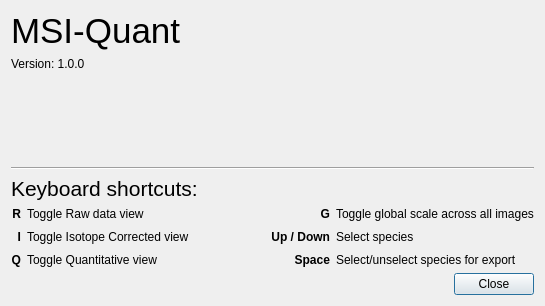
Before: the Qt Designer form resources/views/MsiAboutDialog.ui in swinnenteam/LipidQMap, drawn with Qt 5.
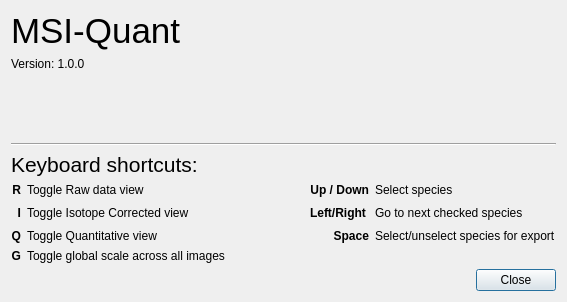
After: the same form once the commit is applied.

```diff
--- a/resources/views/MsiAboutDialog.ui
+++ b/resources/views/MsiAboutDialog.ui
@@ -6,8 +6,8 @@
    <rect>
     <x>0</x>
     <y>0</y>
-    <width>545</width>
-    <height>306</height>
+    <width>567</width>
+    <height>302</height>
    </rect>
   </property>
   <property name="windowTitle">
@@ -72,6 +72,50 @@
    </item>
    <item>
     <layout class="QGridLayout" name="gridLayout_3">
+     <item row="3" column="4">
+      <widget class="QLabel" name="label_15">
+       <property name="text">
+        <string>Select/unselect species for export</string>
+       </property>
+      </widget>
+     </item>
+     <item row="4" column="0">
+      <widget class="QLabel" name="label_7">
+       <property name="font">
+        <font>
+         <bold>true</bold>
+        </font>
+       </property>
+       <property name="text">
+        <string>G</string>
+       </property>
+       <property name="alignment">
+        <set>Qt::AlignRight|Qt::AlignTrailing|Qt::AlignVCenter</set>
+       </property>
+      </widget>
+     </item>
+     <item row="1" column="3">
+      <widget class="QLabel" name="label_8">
+       <property name="font">
+        <font>
+         <bold>true</bold>
+        </font>
+       </property>
+       <property name="text">
+        <string>Up / Down</string>
+       </property>
+       <property name="alignment">
+        <set>Qt::AlignRight|Qt::AlignTrailing|Qt::AlignVCenter</set>
+       </property>
+      </widget>
+     </item>
+     <item row="1" column="4">
+      <widget class="QLabel" name="label_14">
+       <property name="text">
+        <string>Select species</string>
+       </property>
+      </widget>
+     </item>
      <item row="3" column="1">
       <widget class="QLabel" name="label_12">
        <property name="text">
@@ -123,6 +167,33 @@
        </property>
       </widget>
      </item>
+     <item row="3" column="3">
+      <widget class="QLabel" name="label_9">
+       <property name="font">
+        <font>
+         <bold>true</bold>
+        </font>
+       </property>
+       <property name="text">
+        <string>Space</string>
+       </property>
+       <property name="alignment">
+        <set>Qt::AlignRight|Qt::AlignTrailing|Qt::AlignVCenter</set>
+       </property>
+      </widget>
+     </item>
+     <item row="2" column="3">
+      <widget class="QLabel" name="label_2">
+       <property name="font">
+        <font>
+         <bold>true</bold>
+        </font>
+       </property>
+       <property name="text">
+        <string>Left/Right</string>
+       </property>
+      </widget>
+     </item>
      <item row="2" column="0">
       <widget class="QLabel" name="label_5">
        <property name="font">
@@ -138,72 +209,13 @@
        </property>
       </widget>
      </item>
-     <item row="2" column="4">
-      <widget class="QLabel" name="label_14">
-       <property name="text">
-        <string>Select species</string>
-       </property>
-      </widget>
-     </item>
-     <item row="3" column="4">
-      <widget class="QLabel" name="label_15">
-       <property name="text">
-        <string>Select/unselect species for export</string>
-       </property>
-      </widget>
-     </item>
-     <item row="1" column="4">
+     <item row="4" column="1">
       <widget class="QLabel" name="label_13">
        <property name="text">
         <string>Toggle global scale across all images</string>
        </property>
       </widget>
      </item>
-     <item row="1" column="3">
-      <widget class="QLabel" name="label_7">
-       <property name="font">
-        <font>
-         <bold>true</bold>
-        </font>
-       </property>
-       <property name="text">
-        <string>G</string>
-       </property>
-       <property name="alignment">
-        <set>Qt::AlignRight|Qt::AlignTrailing|Qt::AlignVCenter</set>
-       </property>
-      </widget>
-     </item>
-     <item row="2" column="3">
-      <widget class="QLabel" name="label_8">
-       <property name="font">
-        <font>
-         <bold>true</bold>
-        </font>
-       </property>
-       <property name="text">
-        <string>Up / Down</string>
-       </property>
-       <property name="alignment">
-        <set>Qt::AlignRight|Qt::AlignTrailing|Qt::AlignVCenter</set>
-       </property>
-      </widget>
-     </item>
-     <item row="3" column="3">
-      <widget class="QLabel" name="label_9">
-       <property name="font">
-        <font>
-         <bold>true</bold>
-        </font>
-       </property>
-       <property name="text">
-        <string>Space</string>
-       </property>
-       <property name="alignment">
-        <set>Qt::AlignRight|Qt::AlignTrailing|Qt::AlignVCenter</set>
-       </property>
-      </widget>
-     </item>
      <item row="2" column="2">
       <spacer name="horizontalSpacer_2">
        <property name="orientation">
@@ -217,6 +229,13 @@
        </property>
       </spacer>
      </item>
+     <item row="2" column="4">
+      <widget class="QLabel" name="label_16">
+       <property name="text">
+        <string>Go to next checked species</string>
+       </property>
+      </widget>
+     </item>
     </layout>
    </item>
    <item>
```
